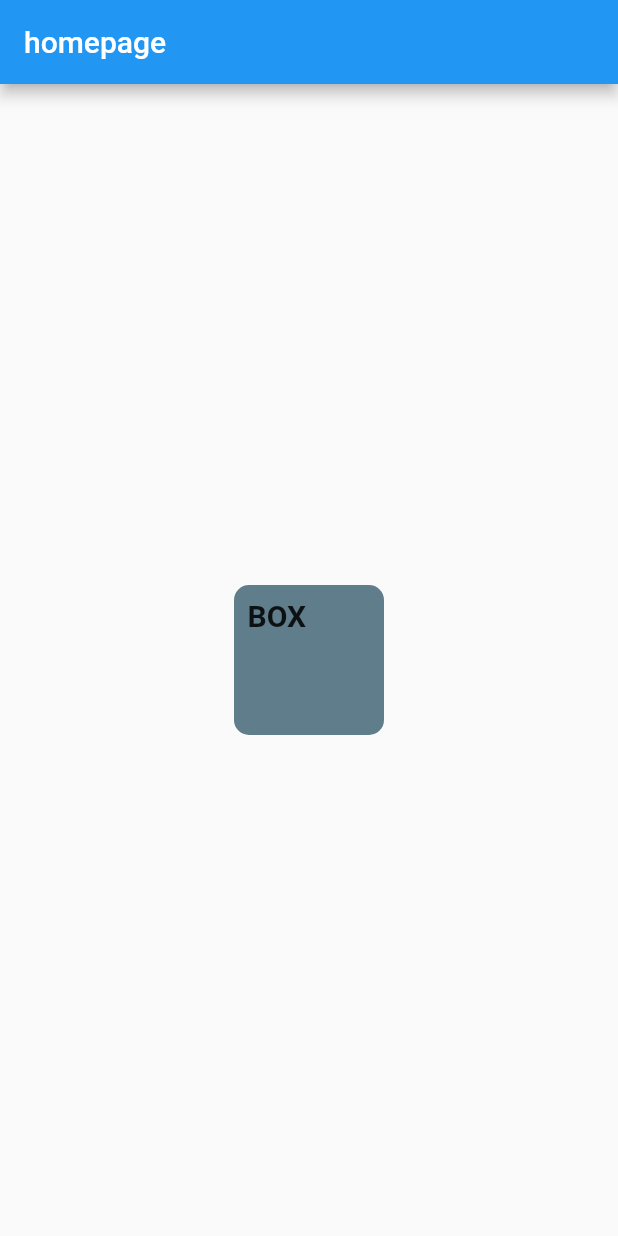
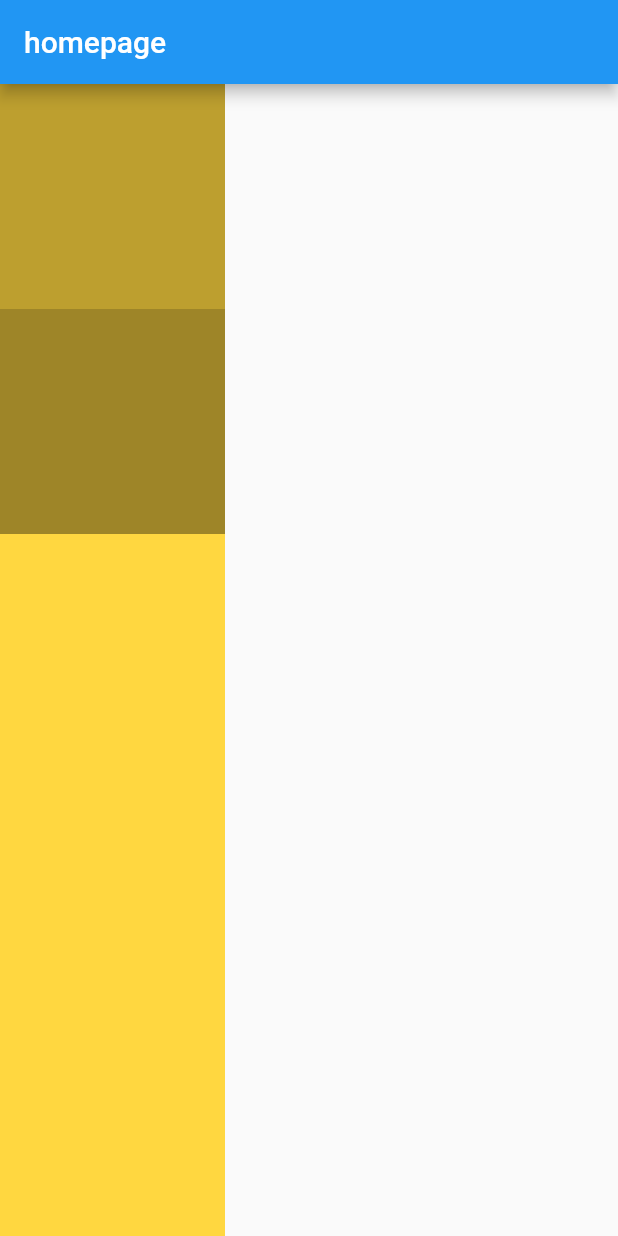
Before and after one commit to Muhammad-Tayyab67/meripyariapp, a Flutter app: the screen it shows after launch, on a phone screen of 412 x 824 dp. Run offline on Flutter 3.47's test engine with Material 2 defaults, Android fonts, the light colour scheme and no system bars.

Commit message:
row colomn

```diff
--- a/lib/main.dart
+++ b/lib/main.dart
@@ -16,18 +16,21 @@ class Homepage extends StatelessWidget {
       appBar: AppBar(
         title: Text("homepage"),
       ),
-      body: Center(
-        child: Container(
-          height: 100,
-          width: 100,
-          decoration: BoxDecoration(
-              color: Colors.blueGrey, borderRadius: BorderRadius.circular(10)),
-          padding: const EdgeInsets.all(9),
-          alignment: Alignment.topLeft,
-          child: Text(
-            "BOX",
-            style: TextStyle(fontSize: 20, fontWeight: FontWeight.bold),
-          ),
+      body: Container(
+        color: Colors.amberAccent,
+        child: Column(
+          children: <Widget>[
+            Container(
+              height: 150,
+              width: 150,
+              color: Colors.black26,
+            ),
+            Container(
+              height: 150,
+              width: 150,
+              color: Colors.black38,
+            )
+          ],
         ),
       ),
     );
```
